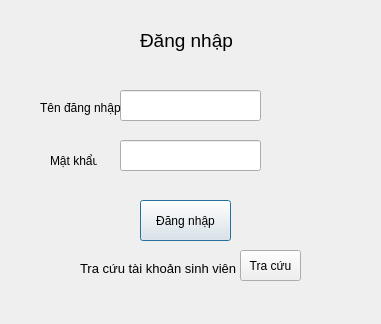
This is ui/Login.ui in Ducquy2/BTL_Python_Nhom09 as Qt 5 draws it before an edit. The edited form follows.
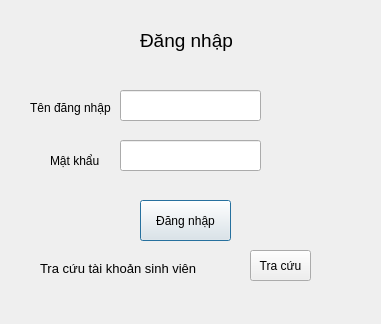
This is the edited form.

What changed in the file:
```diff
--- a/ui/Login.ui
+++ b/ui/Login.ui
@@ -51,7 +51,7 @@
     <rect>
      <x>140</x>
      <y>20</y>
-     <width>101</width>
+     <width>151</width>
      <height>41</height>
     </rect>
    </property>
@@ -67,9 +67,9 @@
   <widget class="QLabel" name="label_2">
    <property name="geometry">
     <rect>
-     <x>40</x>
+     <x>30</x>
      <y>100</y>
-     <width>81</width>
+     <width>91</width>
      <height>16</height>
     </rect>
    </property>
@@ -82,7 +82,7 @@
     <rect>
      <x>50</x>
      <y>150</y>
-     <width>47</width>
+     <width>61</width>
      <height>21</height>
     </rect>
    </property>
@@ -93,9 +93,9 @@
   <widget class="QLabel" name="label_4">
    <property name="geometry">
     <rect>
-     <x>80</x>
+     <x>40</x>
      <y>260</y>
-     <width>161</width>
+     <width>261</width>
      <height>16</height>
     </rect>
    </property>
@@ -111,7 +111,7 @@
   <widget class="QPushButton" name="btnTracuu">
    <property name="geometry">
     <rect>
-     <x>240</x>
+     <x>250</x>
      <y>250</y>
      <width>61</width>
      <height>31</height>
```
